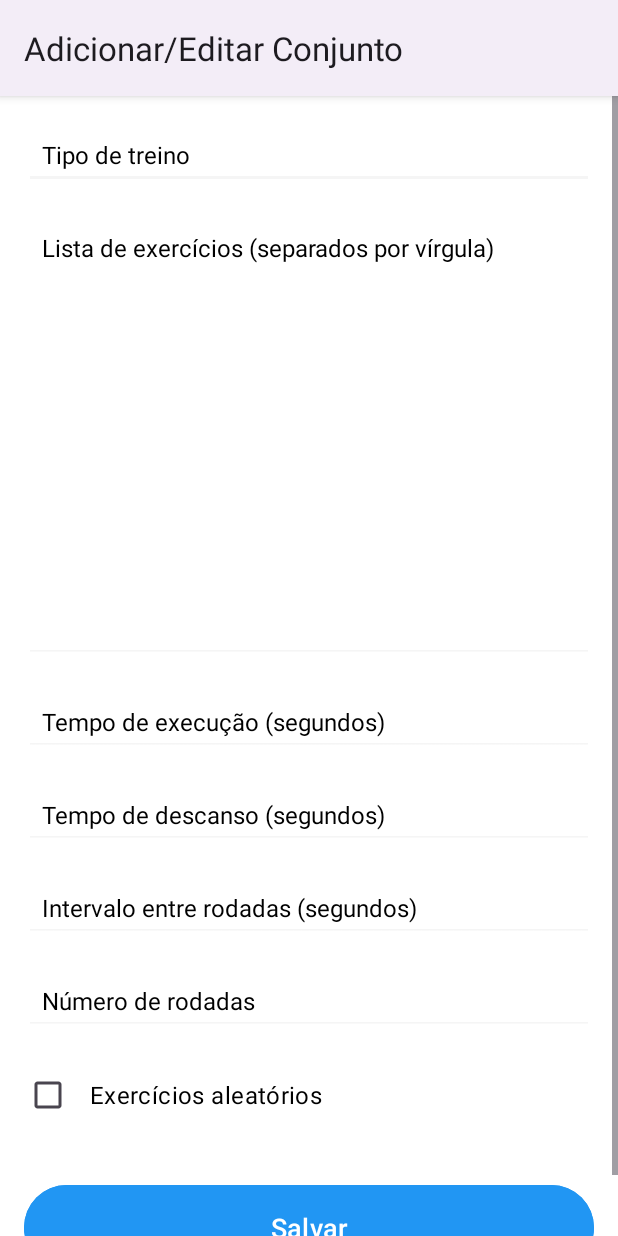
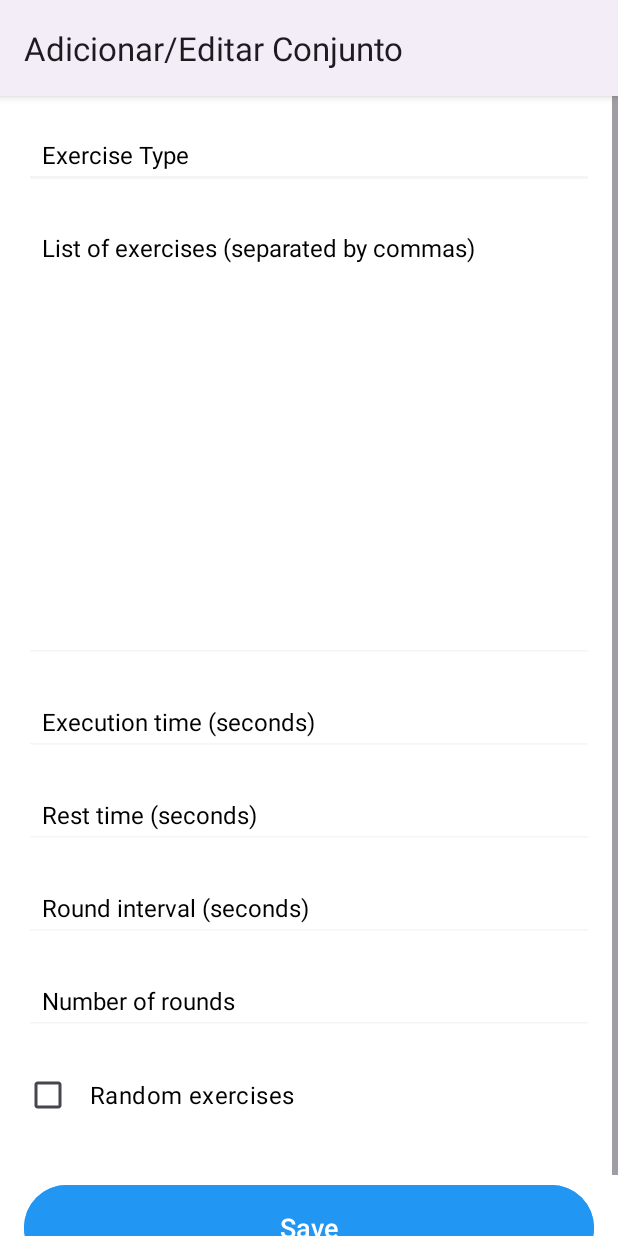
Before and after one commit to ils94/Personal_Trainer_App, an Android app: the ConfigActivity screen opened directly, with no data from a screen before it, on a phone screen of 412 x 824 dp. Run offline under Robolectric (Android 15) with nearby library versions, the phone set to English and light mode, and no system bars.

```diff
--- a/app/src/main/res/layout/activity_config.xml
+++ b/app/src/main/res/layout/activity_config.xml
@@ -16,7 +16,7 @@
             android:layout_height="wrap_content"
             android:layout_marginBottom="16dp"
             android:backgroundTint="@color/light_gray"
-            android:hint="Tipo de treino"
+            android:hint="@string/exercise_type_hint"
             android:padding="12dp"
             android:singleLine="true"
             android:textColor="@color/black"
@@ -32,7 +32,7 @@
             android:layout_marginBottom="16dp"
             android:backgroundTint="@color/light_gray"
             android:gravity="top|start"
-            android:hint="Lista de exercícios (separados por vírgula)"
+            android:hint="@string/exercises_input_hint"
             android:inputType="textMultiLine"
             android:padding="12dp"
             android:textColor="@color/black"
@@ -47,7 +47,7 @@
             android:layout_height="wrap_content"
             android:layout_marginBottom="16dp"
             android:backgroundTint="@color/light_gray"
-            android:hint="Tempo de execução (segundos)"
+            android:hint="@string/exercise_time_input_hint"
             android:inputType="number"
             android:padding="12dp"
             android:textColor="@color/black"
@@ -62,7 +62,7 @@
             android:layout_height="wrap_content"
             android:layout_marginBottom="16dp"
             android:backgroundTint="@color/light_gray"
-            android:hint="Tempo de descanso (segundos)"
+            android:hint="@string/rest_time_input_hint"
             android:inputType="number"
             android:padding="12dp"
             android:textColor="@color/black"
@@ -77,7 +77,7 @@
             android:layout_height="wrap_content"
             android:layout_marginBottom="16dp"
             android:backgroundTint="@color/light_gray"
-            android:hint="Intervalo entre rodadas (segundos)"
+            android:hint="@string/round_interval_input_hint"
             android:inputType="number"
             android:padding="12dp"
             android:textColor="@color/black"
@@ -92,7 +92,7 @@
             android:layout_height="wrap_content"
             android:layout_marginBottom="16dp"
             android:backgroundTint="@color/light_gray"
-            android:hint="Número de rodadas"
+            android:hint="@string/rounds_input_hint"
             android:inputType="number"
             android:padding="12dp"
             android:textColor="@color/black"
@@ -107,7 +107,7 @@
             android:layout_height="wrap_content"
             android:layout_marginBottom="16dp"
             android:padding="12dp"
-            android:text="Exercícios aleatórios"
+            android:text="@string/random_order_checkbox_text"
             android:textColor="@color/black"
             android:textSize="16sp"
             tools:ignore="HardcodedText,VisualLintButtonSize" />
@@ -120,7 +120,7 @@
             android:layout_marginTop="16dp"
             android:backgroundTint="@color/blue_500"
             android:padding="16dp"
-            android:text="Salvar"
+            android:text="@string/save_button_text"
             android:textAllCaps="false"
             android:textColor="@color/white"
             android:textSize="18sp"
--- a/app/src/main/res/layout/activity_workout_sets.xml
+++ b/app/src/main/res/layout/activity_workout_sets.xml
@@ -25,7 +25,7 @@
         android:backgroundTint="@color/blue_500"
         android:elevation="4dp"
         android:fontFamily="sans-serif-medium"
-        android:text="Adicionar Novo Conjunto"
+        android:text="@string/add_new_set_button_text"
         android:textAllCaps="true"
         android:textColor="@color/white"
         android:textSize="16sp"
```
Also changed, not shown: app/src/main/java/com/droidev/personaltrainer/MainActivity.java (+20 -15 lines), app/src/main/res/layout/activity_main.xml (+4 -4 lines), app/src/main/res/layout/item_workout_set.xml (+7 -7 lines), app/src/main/res/values/strings.xml (+35 -0 lines).
